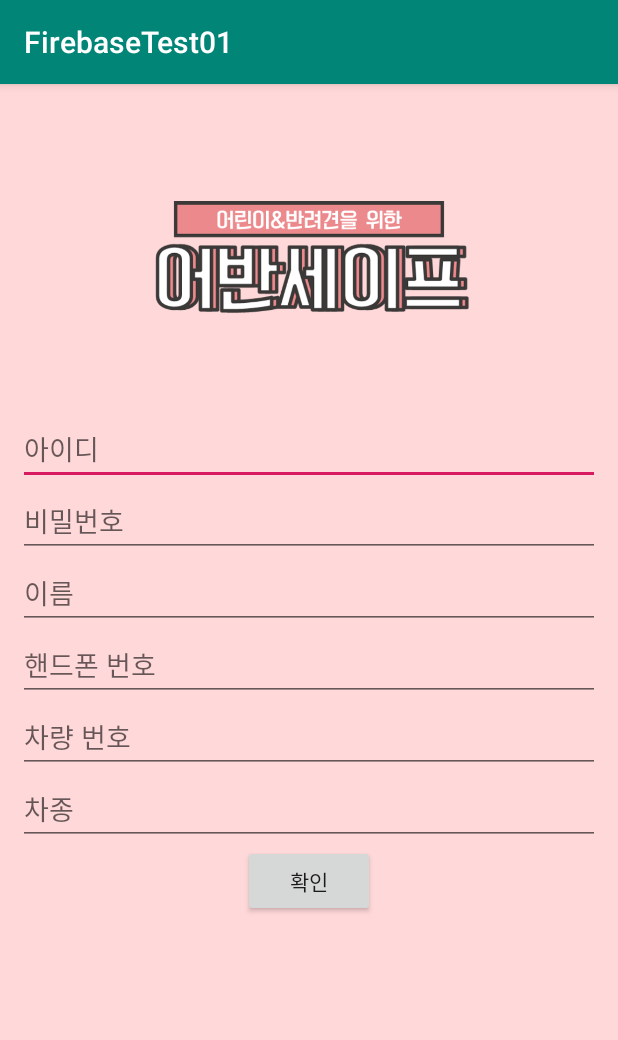
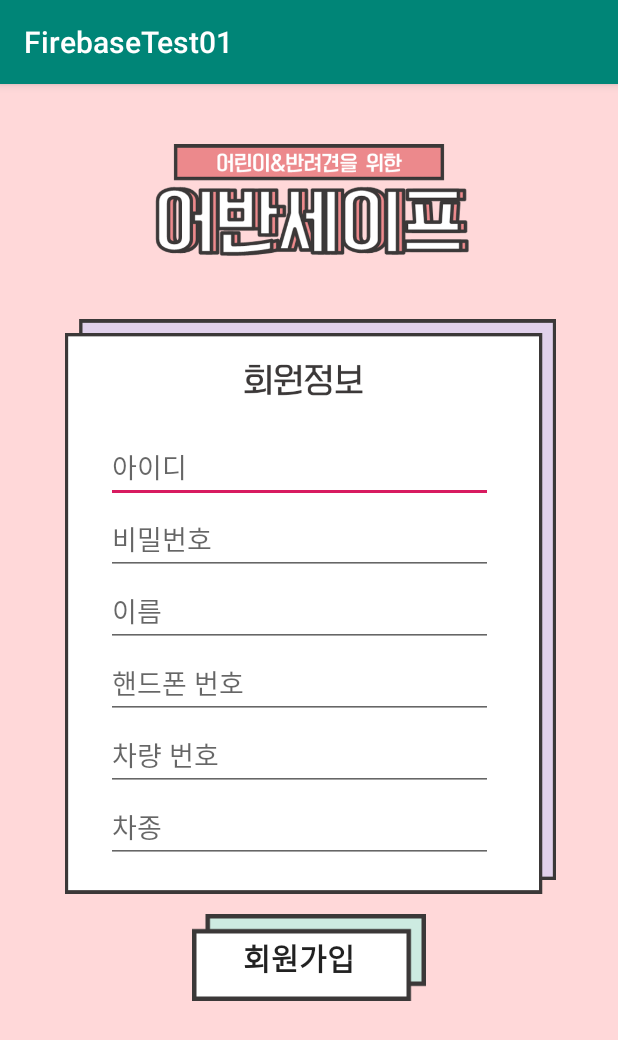
Before and after one commit to drather/FirebaseTest01, an Android app: the SignupActivity screen opened directly, with no data from a screen before it, on a phone screen of 412 x 824 dp. Shown: the top 1040 px of the screen. Run offline under Robolectric (Android 15) with nearby library versions, the phone set to English and light mode, and no system bars; our stand-ins replace Firebase (no records; nobody signed in at launch, a user with empty details on screens opened directly); libraries missing offline, so code that uses them is left out: com.firebase.ui.

Commit message:
activity_signup 수정

```diff
--- a/app/src/main/res/layout/activity_profile.xml
+++ b/app/src/main/res/layout/activity_profile.xml
@@ -130,9 +130,9 @@ tools:context=".ProfileActivity">
         android:layout_height="wrap_content"
         android:layout_weight="0.5"
         android:layout_marginRight="20dp"
-        android:layout_marginLeft="20dp"
+        android:layout_marginLeft="10dp"
         android:background="@drawable/imgbtn_states"
-        android:text="회원 정보 수정"
+        android:text="회원 정보 수정  "
         android:fontFamily="sans-serif-black"
         android:gravity="center"
         android:textSize="15dp"
@@ -144,12 +144,12 @@ tools:context=".ProfileActivity">
         android:layout_width="wrap_content"
         android:layout_height="wrap_content"
         android:layout_weight="0.5"
-        android:layout_marginRight="20dp"
+        android:layout_marginRight="10dp"
         android:layout_marginLeft="20dp"
         android:clickable="false"
         android:enabled="false"
         android:background="@drawable/imgbtn_states"
-        android:text="변경사항 저장"
+        android:text="변경사항 저장  "
         android:fontFamily="sans-serif-black"
         android:gravity="center"
         android:textSize="15dp"
--- a/app/src/main/res/layout/activity_signup.xml
+++ b/app/src/main/res/layout/activity_signup.xml
@@ -15,8 +15,40 @@
 
     <ImageView
         android:layout_width="wrap_content"
-        android:layout_height="wrap_content"
+        android:layout_height="127dp"
         android:src="@drawable/logo2"></ImageView>
+
+    <RelativeLayout
+        android:layout_width="330dp"
+        android:layout_height="410dp"
+        android:layout_gravity="center">
+
+        <ImageView
+        android:id="@+id/profile_user"
+        android:layout_width="match_parent"
+        android:layout_height="match_parent"
+        android:layout_alignStart="@+id/relativeLayout_img"
+        android:layout_alignLeft="@+id/relativeLayout_img"
+        android:layout_marginStart="-27dp"
+        android:layout_marginLeft="-27dp"
+        android:src="@drawable/activity_profile_user"></ImageView>
+
+        <LinearLayout
+            android:id="@+id/relativeLayout_img"
+            android:layout_width="296dp"
+            android:layout_height="300dp"
+            android:layout_alignParentStart="true"
+            android:layout_alignParentLeft="true"
+            android:layout_alignParentEnd="true"
+            android:layout_alignParentRight="true"
+            android:layout_gravity="center"
+
+            android:layout_marginStart="30dp"
+            android:layout_marginLeft="48dp"
+            android:layout_marginTop="88dp"
+            android:layout_marginEnd="42dp"
+            android:layout_marginRight="43dp"
+            android:orientation="vertical">
 
             <EditText
                 android:id="@+id/editText_candID"
@@ -61,12 +93,22 @@
                 android:hint="차종"
                 ></EditText>
 
+        </LinearLayout>
+
+    </RelativeLayout>
+
     <Button
         android:id="@+id/btn_submitSignup"
         android:layout_width="wrap_content"
         android:layout_height="wrap_content"
-        android:text="확인"
+        android:background="@drawable/imgbtn_states"
+        android:text="회원가입   "
+        android:fontFamily="sans-serif-black"
+        android:gravity="center"
+        android:textSize="20dp"
         android:layout_gravity="center"
         ></Button>
 
+
+
 </LinearLayout>
```
Also changed, not shown: app/src/main/res/drawable/activity_profile_modify.png (added), app/src/main/res/drawable/activity_signup.png (added), app/src/main/res/drawable/button_change_default.png (added), app/src/main/res/drawable/button_change_press.png (added), app/src/main/res/drawable/button_change_unable.png (added), app/src/main/res/drawable/button_userifo_default.png (added), app/src/main/res/drawable/button_userifo_press.png (added). Lines whose indentation alone changed are shown as unchanged.
